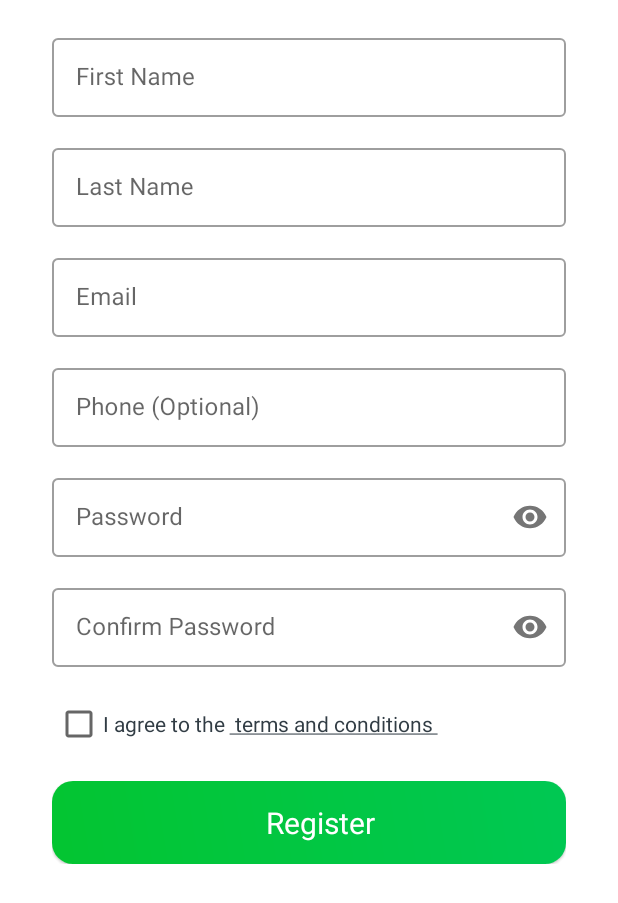
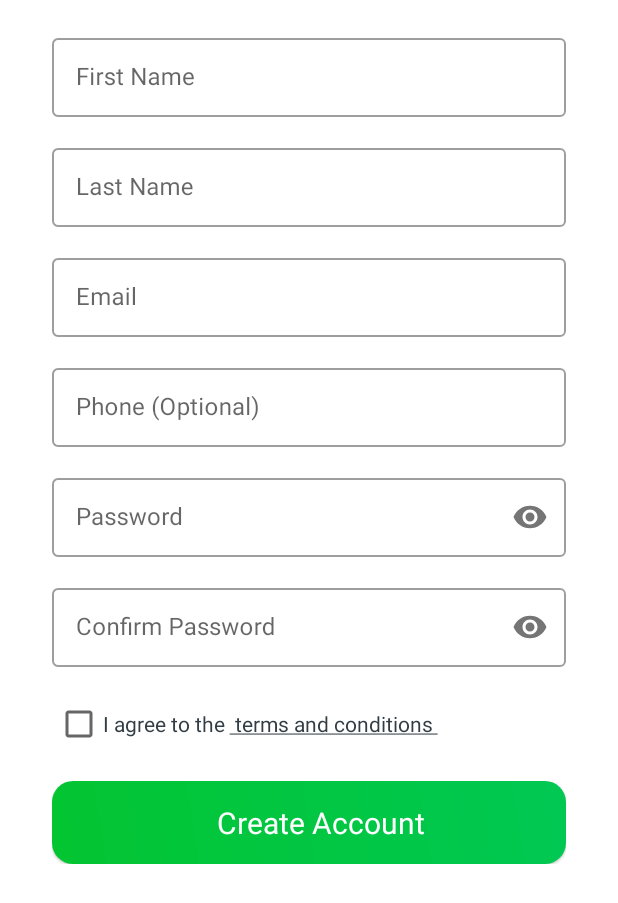
Before and after one commit to jmngige/BuyIt, an Android app: the RegisterFragment screen opened through its navigation route, on a phone screen of 412 x 824 dp. Shown: the top 903 px of the screen. Run offline under Robolectric (Android 15) with nearby library versions, the phone set to English and light mode, and no system bars; our stand-ins replace Firebase (no records; nobody signed in at launch, a user with empty details on screens opened directly), navigation-ui.

Commit message:
Register Login User

```diff
--- a/app/src/main/java/com/starsolns/e_shop/ui/fragments/LoginFragment.kt
+++ b/app/src/main/java/com/starsolns/e_shop/ui/fragments/LoginFragment.kt
@@ -10,6 +10,7 @@ import androidx.navigation.fragment.findNavController
 import androidx.viewbinding.ViewBindings
 import com.starsolns.e_shop.R
 import com.starsolns.e_shop.databinding.FragmentLoginBinding
+import com.starsolns.e_shop.util.ProgressButton
 
 class LoginFragment : Fragment() {
 
@@ -17,6 +18,7 @@ class LoginFragment : Fragment() {
     private val binding get() = _binding!!
 
     private lateinit var buttonView: View
+    private lateinit var dialog: ProgressButton
 
     override fun onCreateView(
         inflater: LayoutInflater, container: ViewGroup?,
@@ -26,6 +28,9 @@ class LoginFragment : Fragment() {
         _binding = FragmentLoginBinding.inflate(layoutInflater, container, false)
 
         buttonView = binding.loginButton.loginRegisterAccessButton
+
+        dialog = ProgressButton(requireContext(), buttonView)
+        dialog.showLogin()
 
         buttonView.setOnClickListener {
             validateAndLoginUser()
--- a/app/src/main/java/com/starsolns/e_shop/util/ProgressButton.kt
+++ b/app/src/main/java/com/starsolns/e_shop/util/ProgressButton.kt
@@ -17,7 +17,7 @@ class ProgressButton(ctx: Context, view: View) {
     }
 
     fun showRegister(){
-        btn_text.text = "Register"
+        btn_text.text = "Create Account"
     }
 
     fun showProgressBar(){
--- a/app/src/main/res/layout/fragment_login.xml
+++ b/app/src/main/res/layout/fragment_login.xml
@@ -71,7 +71,7 @@
             android:id="@+id/login_button"
             layout="@layout/login_register_button"
             android:layout_width="0dp"
-            android:layout_height="55dp"
+            android:layout_height="50dp"
             android:layout_marginStart="10dp"
             android:foreground="?attr/selectableItemBackground"
             android:layout_marginTop="18dp"
--- a/app/src/main/res/layout/login_register_button.xml
+++ b/app/src/main/res/layout/login_register_button.xml
@@ -21,8 +21,8 @@
             <ProgressBar
                 android:id="@+id/login_register_access_progress_bar"
                 style="?android:attr/progressBarStyle"
-                android:layout_width="40dp"
-                android:layout_height="40dp"
+                android:layout_width="35dp"
+                android:layout_height="35dp"
                 android:layout_marginEnd="10dp"
                 android:visibility="invisible"
                 android:indeterminate="true"
```
